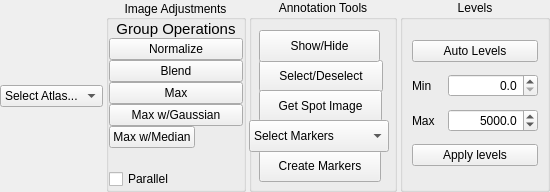
The window that acq4/analysis/modules/MosaicEditor/MosaicEditorTemplate.ui (pbmanis/acq4) describes before a commit, drawn with Qt 5.
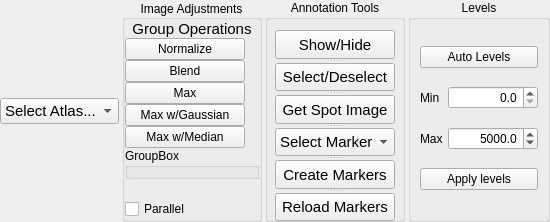
The same window after the commit.

Patch:
```diff
--- a/acq4/analysis/modules/MosaicEditor/MosaicEditorTemplate.ui
+++ b/acq4/analysis/modules/MosaicEditor/MosaicEditorTemplate.ui
@@ -7,7 +7,7 @@
     <x>0</x>
     <y>0</y>
     <width>550</width>
-    <height>192</height>
+    <height>209</height>
    </rect>
   </property>
   <property name="minimumSize">
@@ -19,7 +19,7 @@
   <property name="maximumSize">
    <size>
     <width>600</width>
-    <height>16777215</height>
+    <height>209</height>
    </size>
   </property>
   <property name="windowTitle">
@@ -49,6 +49,12 @@
       </property>
       <item row="0" column="0">
        <widget class="QComboBox" name="atlasCombo">
+        <property name="font">
+         <font>
+          <family>Arial</family>
+          <pointsize>11</pointsize>
+         </font>
+        </property>
         <item>
          <property name="text">
           <string>Select Atlas...</string>
@@ -110,6 +116,12 @@
       </item>
       <item>
        <widget class="QPushButton" name="normalizeBtn">
+        <property name="maximumSize">
+         <size>
+          <width>120</width>
+          <height>28</height>
+         </size>
+        </property>
         <property name="text">
          <string>Normalize</string>
         </property>
@@ -117,6 +129,12 @@
       </item>
       <item>
        <widget class="QPushButton" name="blendBtn">
+        <property name="maximumSize">
+         <size>
+          <width>120</width>
+          <height>28</height>
+         </size>
+        </property>
         <property name="text">
          <string>Blend</string>
         </property>
@@ -124,6 +142,12 @@
       </item>
       <item>
        <widget class="QPushButton" name="MaxImageProjectionBtn">
+        <property name="maximumSize">
+         <size>
+          <width>120</width>
+          <height>28</height>
+         </size>
+        </property>
         <property name="text">
          <string>Max</string>
         </property>
@@ -131,6 +155,12 @@
       </item>
       <item>
        <widget class="QPushButton" name="MaxImageProjectionGaussianBtn">
+        <property name="maximumSize">
+         <size>
+          <width>120</width>
+          <height>28</height>
+         </size>
+        </property>
         <property name="text">
          <string>Max w/Gaussian</string>
         </property>
@@ -146,8 +176,8 @@
         </property>
         <property name="maximumSize">
          <size>
-          <width>16777215</width>
-          <height>16777215</height>
+          <width>120</width>
+          <height>28</height>
          </size>
         </property>
         <property name="text">
@@ -155,15 +185,25 @@
         </property>
        </widget>
       </item>
+      <item>
+       <widget class="QGroupBox" name="groupBox">
+        <property name="title">
+         <string>GroupBox</string>
+        </property>
+       </widget>
+      </item>
       <item>
        <spacer name="verticalSpacer_2">
         <property name="orientation">
          <enum>Qt::Vertical</enum>
         </property>
+        <property name="sizeType">
+         <enum>QSizePolicy::Minimum</enum>
+        </property>
         <property name="sizeHint" stdset="0">
          <size>
           <width>20</width>
-          <height>40</height>
+          <height>20</height>
          </size>
         </property>
        </spacer>
@@ -201,37 +241,49 @@
      <property name="alignment">
       <set>Qt::AlignHCenter|Qt::AlignTop</set>
      </property>
-     <widget class="QPushButton" name="mosaicSelectVideos">
-      <property name="geometry">
-       <rect>
-        <x>10</x>
-        <y>60</y>
-        <width>124</width>
-        <height>32</height>
-       </rect>
-      </property>
-      <property name="maximumSize">
-       <size>
-        <width>140</width>
-        <height>16777215</height>
-       </size>
-      </property>
-      <property name="text">
-       <string>Select/Deselect</string>
-      </property>
-     </widget>
-     <widget class="QPushButton" name="mosaicShowHide">
+     <widget class="QSplitter" name="splitter">
       <property name="geometry">
        <rect>
         <x>10</x>
         <y>30</y>
-        <width>121</width>
-        <height>32</height>
+        <width>120</width>
+        <height>191</height>
        </rect>
       </property>
+      <property name="sizePolicy">
+       <sizepolicy hsizetype="Preferred" vsizetype="MinimumExpanding">
+        <horstretch>0</horstretch>
+        <verstretch>10</verstretch>
+       </sizepolicy>
+      </property>
+      <property name="font">
+       <font>
+        <family>Arial</family>
+        <pointsize>11</pointsize>
+       </font>
+      </property>
+      <property name="frameShape">
+       <enum>QFrame::NoFrame</enum>
+      </property>
+      <property name="lineWidth">
+       <number>0</number>
+      </property>
+      <property name="orientation">
+       <enum>Qt::Vertical</enum>
+      </property>
+      <property name="opaqueResize">
+       <bool>false</bool>
+      </property>
+      <widget class="QPushButton" name="mosaicShowHide">
+       <property name="minimumSize">
+        <size>
+         <width>0</width>
+         <height>28</height>
+        </size>
+       </property>
       <property name="maximumSize">
        <size>
-        <width>140</width>
+         <width>120</width>
         <height>16777215</height>
        </size>
       </property>
@@ -239,37 +291,33 @@
        <string>Show/Hide</string>
       </property>
      </widget>
-     <widget class="QPushButton" name="mosaicCreateMarkers">
-      <property name="geometry">
-       <rect>
-        <x>10</x>
-        <y>150</y>
-        <width>122</width>
-        <height>32</height>
-       </rect>
+      <widget class="QPushButton" name="mosaicSelectVideos">
+       <property name="minimumSize">
+        <size>
+         <width>120</width>
+         <height>28</height>
+        </size>
       </property>
       <property name="maximumSize">
        <size>
-        <width>140</width>
+         <width>120</width>
         <height>16777215</height>
        </size>
       </property>
       <property name="text">
-       <string>Create Markers</string>
+        <string>Select/Deselect</string>
       </property>
      </widget>
      <widget class="QPushButton" name="getSpotImage">
-      <property name="geometry">
-       <rect>
-        <x>10</x>
-        <y>90</y>
-        <width>123</width>
-        <height>32</height>
-       </rect>
+       <property name="minimumSize">
+        <size>
+         <width>0</width>
+         <height>28</height>
+        </size>
       </property>
       <property name="maximumSize">
        <size>
-        <width>140</width>
+         <width>120</width>
         <height>16777215</height>
        </size>
       </property>
@@ -278,20 +326,24 @@
       </property>
      </widget>
      <widget class="QComboBox" name="MosaicMarkersCombo">
-      <property name="geometry">
-       <rect>
-        <x>0</x>
-        <y>120</y>
-        <width>140</width>
-        <height>32</height>
-       </rect>
+       <property name="minimumSize">
+        <size>
+         <width>0</width>
+         <height>28</height>
+        </size>
       </property>
       <property name="maximumSize">
        <size>
-        <width>140</width>
+         <width>120</width>
         <height>16777215</height>
        </size>
       </property>
+       <property name="font">
+        <font>
+         <family>Arial</family>
+         <pointsize>11</pointsize>
+        </font>
+       </property>
       <property name="currentText">
        <string>Select Markers</string>
       </property>
@@ -343,6 +395,48 @@
         <string>Cortex Horizontal</string>
        </property>
       </item>
+      </widget>
+      <widget class="QPushButton" name="mosaicCreateMarkers">
+       <property name="minimumSize">
+        <size>
+         <width>0</width>
+         <height>28</height>
+        </size>
+       </property>
+       <property name="maximumSize">
+        <size>
+         <width>120</width>
+         <height>16777215</height>
+        </size>
+       </property>
+       <property name="text">
+        <string>Create Markers</string>
+       </property>
+      </widget>
+      <widget class="QPushButton" name="mosaicReloadMarkers">
+       <property name="minimumSize">
+        <size>
+         <width>0</width>
+         <height>28</height>
+        </size>
+       </property>
+       <property name="maximumSize">
+        <size>
+         <width>120</width>
+         <height>16777215</height>
+        </size>
+       </property>
+       <property name="font">
+        <font>
+         <family>Arial</family>
+         <pointsize>11</pointsize>
+         <bold>false</bold>
+        </font>
+       </property>
+       <property name="text">
+        <string>Reload Markers</string>
+       </property>
+      </widget>
      </widget>
     </widget>
    </item>
```
Lines whose indentation alone changed are shown as unchanged.
